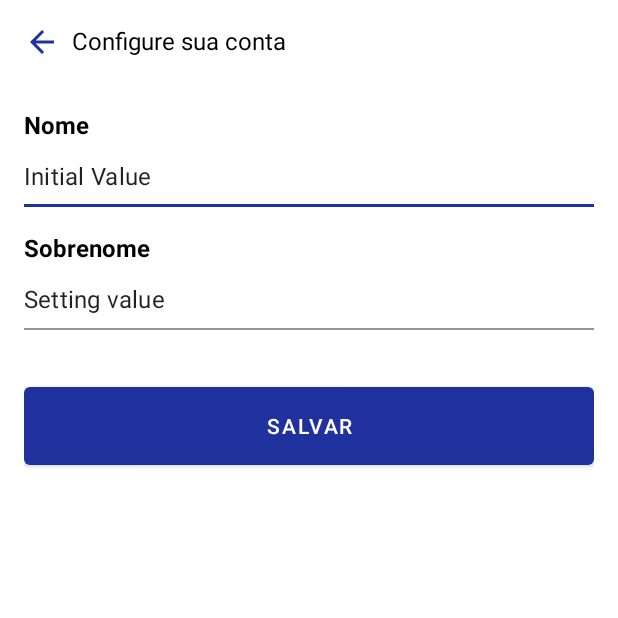
After one commit to ivensgustavo/lavandery, an Android app: the EditName screen opened directly, with no data from a screen before it, on a phone screen of 412 x 824 dp, the top half of it. The commit adds this screen. Run offline under Robolectric (Android 15) with nearby library versions, the phone set to English and light mode, and no system bars; 4 statements that could not run were skipped.

Commit message:
Create edit name activity

```diff
--- a/app/src/main/AndroidManifest.xml
+++ b/app/src/main/AndroidManifest.xml
@@ -9,6 +9,9 @@
         android:roundIcon="@mipmap/ic_launcher_round"
         android:supportsRtl="true"
         android:theme="@style/Theme.Lavandery">
+        <activity
+            android:name=".EditName"
+            android:exported="true" />
         <activity
             android:name=".AccountSettings"
             android:exported="true" />
--- a/app/src/main/java/dadm/quixada/ufc/lavandery/AccountSettings.kt
+++ b/app/src/main/java/dadm/quixada/ufc/lavandery/AccountSettings.kt
@@ -21,10 +21,11 @@ class AccountSettings : AppCompatActivity() {
     private fun populateAccountSettingsList(): ArrayList<AccountSetting> {
         val list: ArrayList<AccountSetting> = ArrayList()
 
-        list.add(AccountSetting("Nome", "Gustavo Ivens"))
-        list.add(AccountSetting("E-mail", "gustavoivens@gmail.com"))
-        list.add(AccountSetting("Celular", "+55 88 992436247"))
+        list.add(AccountSetting("Nome", "Gustavo Ivens", EditName()))
+        list.add(AccountSetting("E-mail", "gustavoivens@gmail.com", EditName()))
+        list.add(AccountSetting("Celular", "+55 88 992436247", EditName()))
 
         return list
     }
+
 }
--- /dev/null
+++ b/app/src/main/java/dadm/quixada/ufc/lavandery/EditName.kt
@@ -0,0 +1,31 @@
+package dadm.quixada.ufc.lavandery
+
+import androidx.appcompat.app.AppCompatActivity
+import android.os.Bundle
+import android.widget.TextView
+import com.google.android.material.textfield.TextInputEditText
+
+class EditName : AppCompatActivity() {
+
+    lateinit var nameEditText: TextInputEditText
+    lateinit var surnameEditText: TextInputEditText
+
+    override fun onCreate(savedInstanceState: Bundle?) {
+        super.onCreate(savedInstanceState)
+        setContentView(R.layout.activity_edit_name)
+
+        nameEditText = findViewById(R.id.name_input_text_edit)
+        surnameEditText = findViewById(R.id.surname_input_text_edit)
+
+        fillFields()
+    }
+
+    private fun fillFields() {
+
+        val fullName = intent.extras?.get("name") as String
+        val names = fullName.split(" ").toTypedArray()
+
+        nameEditText.setText(names[0])
+        surnameEditText.setText(names[1])
+    }
+}
--- a/app/src/main/java/dadm/quixada/ufc/lavandery/adapters/AccountSettingAdapter.kt
+++ b/app/src/main/java/dadm/quixada/ufc/lavandery/adapters/AccountSettingAdapter.kt
@@ -1,11 +1,14 @@
 package dadm.quixada.ufc.lavandery.adapters
 
 import android.app.Activity
+import android.content.Intent
 import android.view.LayoutInflater
 import android.view.View
 import android.view.ViewGroup
 import android.widget.ArrayAdapter
 import android.widget.TextView
+import android.widget.Toast
+import androidx.core.content.ContextCompat.startActivity
 import dadm.quixada.ufc.lavandery.R
 import dadm.quixada.ufc.lavandery.internalModels.AccountSetting
 import dadm.quixada.ufc.lavandery.internalModels.ConsumerPreference
@@ -20,10 +23,30 @@ class AccountSettingAdapter(private val context: Activity, private val arrayList
             val accountSetting: AccountSetting = arrayList[position]
             val accountSettingName: TextView = view.findViewById(R.id.account_setting_name)
             val accountSettingValue: TextView = view.findViewById(R.id.account_setting_value)
+            val accountSettingActivity: Activity = accountSetting.activity
+            val accountSettingEditLink: TextView = view.findViewById(R.id.open_account_setting_button)
+
 
             accountSettingName.text = accountSetting.name
             accountSettingValue.text = accountSetting.value
 
+            accountSettingEditLink.setOnClickListener {
+
+
+                when(accountSetting.name) {
+                    "Nome" -> {
+                        val intent = Intent(context, accountSettingActivity::class.java)
+                        intent.putExtra("name", accountSetting.value)
+                        context.startActivity(intent)
+                    }
+                    else -> {
+                        Toast.makeText(context, "Ainda não implementado", Toast.LENGTH_SHORT).show()
+                    }
+                }
+
+
+            }
+
             return view
         }
 }
--- a/app/src/main/java/dadm/quixada/ufc/lavandery/internalModels/AccountSetting.kt
+++ b/app/src/main/java/dadm/quixada/ufc/lavandery/internalModels/AccountSetting.kt
@@ -1,4 +1,6 @@
 package dadm.quixada.ufc.lavandery.internalModels
 
-class AccountSetting(var name: String, var value: String) {
+import android.app.Activity
+
+class AccountSetting(var name: String, var value: String, var activity: Activity) {
 }
--- /dev/null
+++ b/app/src/main/res/layout/activity_edit_name.xml
@@ -0,0 +1,91 @@
+<?xml version="1.0" encoding="utf-8"?>
+<LinearLayout xmlns:android="http://schemas.android.com/apk/res/android"
+    xmlns:app="http://schemas.android.com/apk/res-auto"
+    xmlns:tools="http://schemas.android.com/tools"
+    android:layout_width="match_parent"
+    android:layout_height="match_parent"
+    android:orientation="vertical"
+    android:paddingStart="16dp"
+    android:paddingTop="16dp"
+    android:paddingEnd="16dp"
+    android:paddingBottom="16dp"
+    tools:context=".EditName">
+
+    <LinearLayout
+        android:layout_width="match_parent"
+        android:layout_height="wrap_content">
+        <ImageView
+            android:layout_width="wrap_content"
+            android:layout_height="wrap_content"
+            android:src="@drawable/ic_arrow_back"/>
+        <TextView
+            android:layout_width="wrap_content"
+            android:layout_height="wrap_content"
+            android:layout_marginStart="8dp"
+            android:textColor="@color/black"
+            android:textSize="16sp"
+            android:text="@string/set_up_account_title"/>
+    </LinearLayout>
+
+    <LinearLayout
+        android:orientation="vertical"
+        android:layout_width="match_parent"
+        android:layout_height="wrap_content"
+        android:layout_marginTop="32dp">
+        <TextView
+            android:id="@+id/name_label_edit"
+            android:layout_width="match_parent"
+            android:layout_height="wrap_content"
+            android:textColor="@color/black"
+            android:textSize="16sp"
+            android:textStyle="bold"
+            android:text="@string/name_label"/>
+        <com.google.android.material.textfield.TextInputLayout
+            style="@style/Widget.MaterialComponents.TextInputLayout.FilledBox"
+            android:layout_width="match_parent"
+            android:layout_height="wrap_content"
+            app:boxStrokeColor="@color/main_blue"
+            app:boxBackgroundColor="@color/white">
+            <com.google.android.material.textfield.TextInputEditText
+                android:id="@+id/name_input_text_edit"
+                android:layout_width="match_parent"
+                android:layout_height="wrap_content"
+                android:paddingStart="0dp"
+                android:paddingTop="12dp"
+                android:text="Initial Value"/>
+        </com.google.android.material.textfield.TextInputLayout>
+
+        <TextView
+            android:id="@+id/surname_label_edit"
+            android:layout_width="match_parent"
+            android:layout_height="wrap_content"
+            android:layout_marginTop="16dp"
+            android:textColor="@color/black"
+            android:textSize="16sp"
+            android:textStyle="bold"
+            android:text="@string/surname_label"/>
+        <com.google.android.material.textfield.TextInputLayout
+            style="@style/Widget.MaterialComponents.TextInputLayout.FilledBox"
+            android:layout_width="match_parent"
+            android:layout_height="wrap_content"
+            app:boxStrokeColor="@color/main_blue"
+            app:boxBackgroundColor="@color/white">
+            <com.google.android.material.textfield.TextInputEditText
+                android:id="@+id/surname_input_text_edit"
+                android:layout_width="match_parent"
+                android:layout_height="wrap_content"
+                android:paddingStart="0dp"
+                android:paddingTop="12dp"
+                android:text="Setting value"/>
+        </com.google.android.material.textfield.TextInputLayout>
+
+        <Button
+            android:id="@+id/save_account_setting_button"
+            android:layout_width="match_parent"
+            android:layout_height="64dp"
+            android:layout_marginTop="32dp"
+            android:text="@string/save_button_label"/>
+
+    </LinearLayout>
+
+</LinearLayout>
--- a/app/src/main/res/values/strings.xml
+++ b/app/src/main/res/values/strings.xml
@@ -23,4 +23,5 @@
     <string name="services_preferences_label">Preferências de serviço</string>
     <string name="set_up_account_title">Configure sua conta</string>
     <string name="open_account_setting_label">editar</string>
+    <string name="save_button_label">Salvar</string>
 </resources>
```
